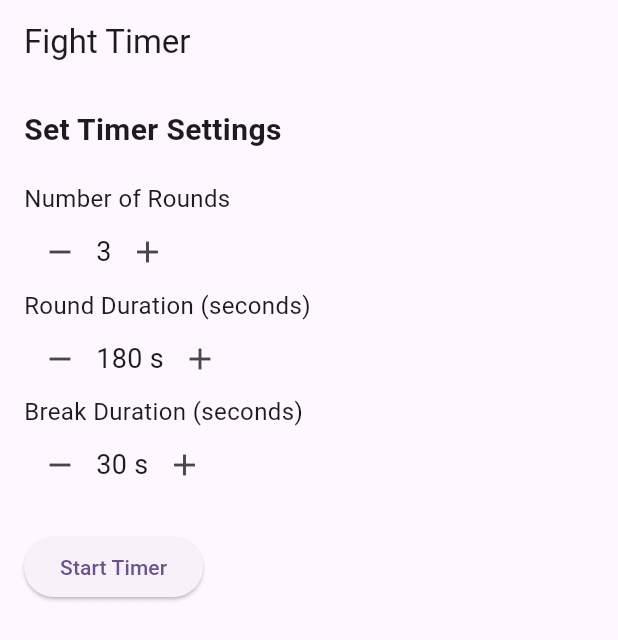
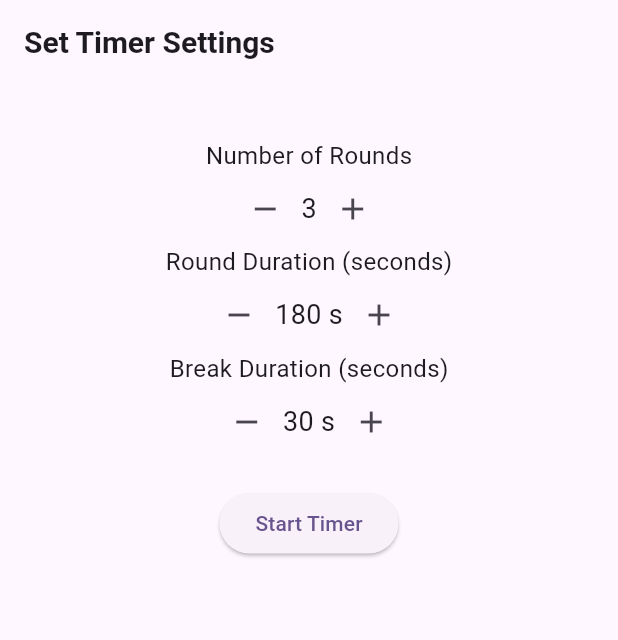
Before and after one commit to MaeF41/MuayTime, a Flutter app: the screen it shows after launch, on a phone screen of 412 x 824 dp. Shown: the top 640 px of the screen. Run offline on Flutter 3.47's test engine with Material 3 defaults, Android fonts, the phone set to English and light mode, and no system bars; our stand-ins replace flutter_riverpod; Roboto replaces fonts that are missing (SF Pro).

Commit message:
design decision

```diff
--- a/lib/view/timer_settings_screen.dart
+++ b/lib/view/timer_settings_screen.dart
@@ -12,16 +12,19 @@
     final timerSettings = ref.watch(timerViewModelProvider);
     final trigger = ref.watch(timerViewModelProvider.notifier);
     return Scaffold(
-      appBar: AppBar(title: const Text('Fight Timer')),
+      appBar: AppBar(
+        title: const Text(
+          textAlign: TextAlign.center,
+          'Set Timer Settings',
+          style: TextStyle(fontSize: 20, fontWeight: FontWeight.bold),
+        ),
+      ),
       body: Padding(
         padding: const EdgeInsets.all(16.0),
         child: Column(
-          crossAxisAlignment: CrossAxisAlignment.start,
+          crossAxisAlignment: CrossAxisAlignment.center,
+          mainAxisAlignment: MainAxisAlignment.start,
           children: [
-            const Text(
-              'Set Timer Settings',
-              style: TextStyle(fontSize: 20, fontWeight: FontWeight.bold),
-            ),
             const SizedBox(height: 20),
             NumberInput(
               label: 'Number of Rounds',
--- a/lib/widgets/inputs.dart
+++ b/lib/widgets/inputs.dart
@@ -15,10 +15,10 @@ class NumberInput extends StatelessWidget {
   @override
   Widget build(BuildContext context) {
     return Column(
-      crossAxisAlignment: CrossAxisAlignment.start,
       children: [
         Text(label, style: const TextStyle(fontSize: 16)),
         Row(
+          mainAxisAlignment: MainAxisAlignment.center,
           children: [
             IconButton(
               icon: const Icon(Icons.remove),
@@ -51,10 +51,10 @@ class DurationInput extends StatelessWidget {
   @override
   Widget build(BuildContext context) {
     return Column(
-      crossAxisAlignment: CrossAxisAlignment.start,
       children: [
         Text(label, style: const TextStyle(fontSize: 16)),
         Row(
+          mainAxisAlignment: MainAxisAlignment.center,
           children: [
             IconButton(
               icon: const Icon(Icons.remove),
```
Also changed, not shown: 1 other file.
